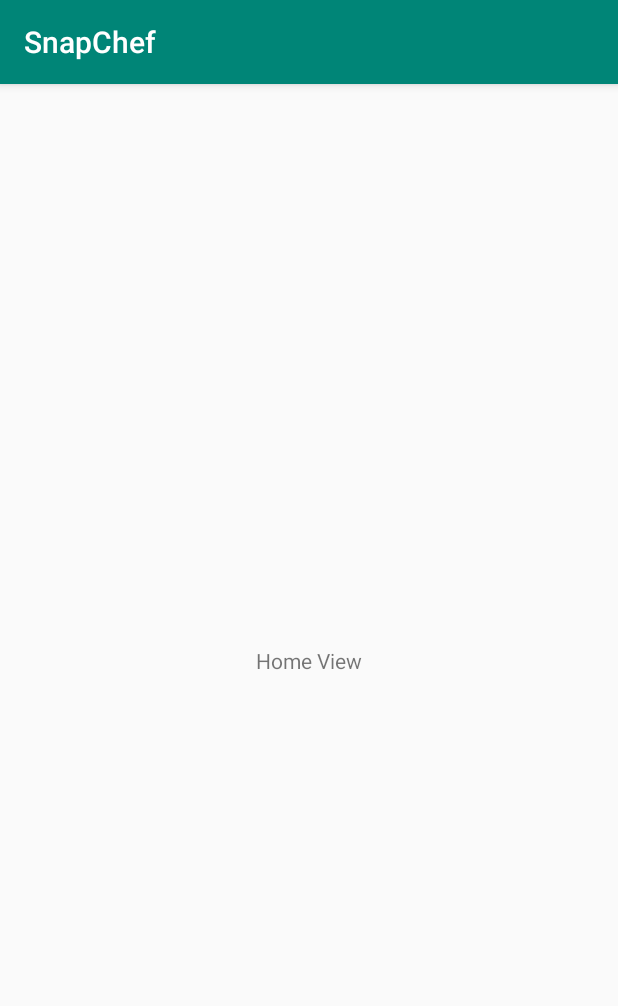
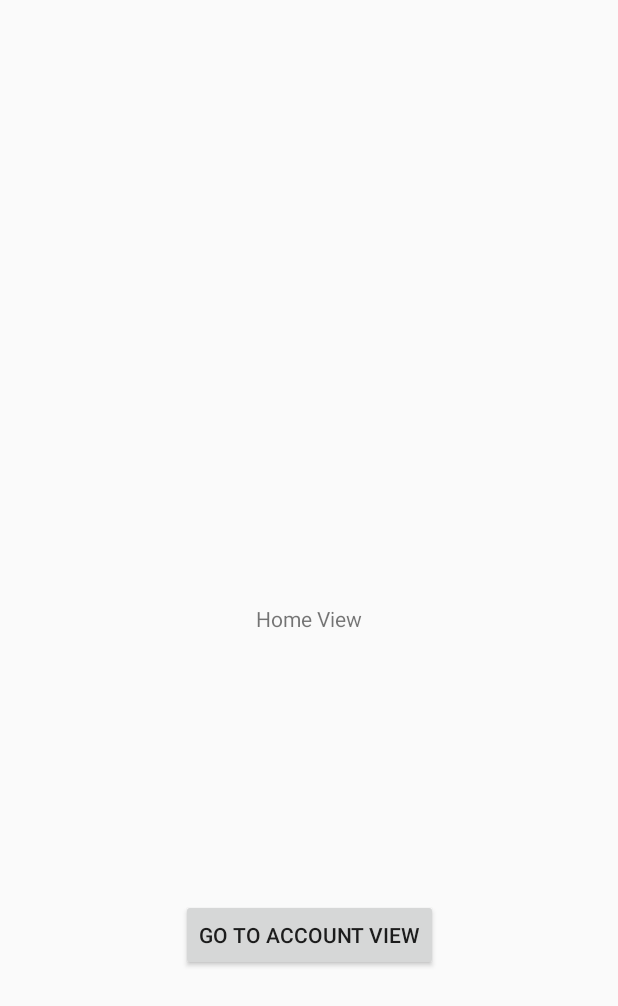
Before and after one commit to CP317-SnapChef/SnapChef, an Android app: the HomeView screen opened directly, with no data from a screen before it, on a phone screen of 412 x 824 dp. Shown: the top 1006 px of the screen. Run offline under Robolectric (Android 15) with nearby library versions, the phone set to English and light mode, and no system bars.

Commit message:
created AccountView activity; do not push to master
-created AccountView
-crashes when going from Home View activity to Account View activity

```diff
--- a/Android/SnapChef/app/build.gradle
+++ b/Android/SnapChef/app/build.gradle
@@ -26,6 +26,9 @@ dependencies {
     implementation 'com.android.support:appcompat-v7:28.0.0'
     implementation 'com.android.support:design:28.0.0'
     implementation 'com.android.support.constraint:constraint-layout:1.1.3'
+    implementation 'de.hdodenhof:circleimageview:2.2.0'
+    implementation 'com.android.support:support-v4:28.0.0'
+    implementation 'com.android.support:cardview-v7:28.0.0'
     testImplementation 'junit:junit:4.12'
     androidTestImplementation 'com.android.support.test:runner:1.0.2'
     androidTestImplementation 'com.android.support.test.espresso:espresso-core:3.0.2'
--- a/Android/SnapChef/app/src/main/java/app/snapchef/com/base/HomeView.java
+++ b/Android/SnapChef/app/src/main/java/app/snapchef/com/base/HomeView.java
@@ -1,8 +1,11 @@
 package app.snapchef.com.base;
 
+import android.content.Intent;
 import android.support.v7.app.AppCompatActivity;
 import android.os.Bundle;
+import android.view.View;
 import android.view.Window;
+import android.widget.Button;
 
 public class HomeView extends AppCompatActivity {
 
@@ -11,5 +14,15 @@ public class HomeView extends AppCompatActivity {
         super.onCreate(savedInstanceState);
         requestWindowFeature(Window.FEATURE_NO_TITLE);
         setContentView(R.layout.activity_home_view);
+
+        Button  goToAccBtn = (Button) findViewById(R.id.goToAccBtn);
+        goToAccBtn.setOnClickListener(new View.OnClickListener() {
+            @Override
+            public void onClick(View view) {
+                //intent to go to account view
+                Intent accountIntent = new Intent(getApplicationContext(), AccountView.class);
+                startActivity(accountIntent);
+            }
+            });
     }
 }
--- /dev/null
+++ b/Android/SnapChef/app/src/main/res/drawable/gradientbackground.xml
@@ -0,0 +1,6 @@
+<?xml version="1.0" encoding="utf-8"?>
+<shape xmlns:android="http://schemas.android.com/apk/res/android">
+<gradient android:angle="45"
+    android:startColor="@color/endOrange"
+    android:endColor="@color/startOrange"/>
+</shape>
--- a/Android/SnapChef/app/src/main/res/layout/activity_home_view.xml
+++ b/Android/SnapChef/app/src/main/res/layout/activity_home_view.xml
@@ -15,4 +15,16 @@
         app:layout_constraintEnd_toEndOf="parent"
         app:layout_constraintStart_toStartOf="parent"
         app:layout_constraintTop_toTopOf="parent" />
+
+    <Button
+        android:id="@+id/goToAccBtn"
+        android:layout_width="wrap_content"
+        android:layout_height="wrap_content"
+        android:layout_marginTop="8dp"
+        android:layout_marginBottom="8dp"
+        android:text="Go to Account View"
+        app:layout_constraintBottom_toBottomOf="parent"
+        app:layout_constraintEnd_toEndOf="parent"
+        app:layout_constraintStart_toStartOf="parent"
+        app:layout_constraintTop_toBottomOf="@+id/homeViewtext" />
 </android.support.constraint.ConstraintLayout>
--- a/Android/SnapChef/app/src/main/res/values/colors.xml
+++ b/Android/SnapChef/app/src/main/res/values/colors.xml
@@ -1,6 +1,9 @@
 <?xml version="1.0" encoding="utf-8"?>
 <resources>
-    <color name="colorPrimary">#008577</color>
-    <color name="colorPrimaryDark">#00574B</color>
+    <color name="colorPrimary">#f4aa42</color>
+    <color name="colorPrimaryDark">#000000</color>
+    <color name="grayLight">#fafafa</color>
+    <color name="startOrange">#ffd699</color>
+    <color name="endOrange">#ff9900</color>
     <color name="colorAccent">#D81B60</color>
 </resources>
--- a/Android/SnapChef/app/src/main/res/values/styles.xml
+++ b/Android/SnapChef/app/src/main/res/values/styles.xml
@@ -1,7 +1,7 @@
 <resources>
 
     <!-- Base application theme. -->
-    <style name="AppTheme" parent="Theme.AppCompat.Light.DarkActionBar">
+    <style name="AppTheme" parent="Theme.AppCompat.Light.NoActionBar">
         <!-- Customize your theme here. -->
         <item name="colorPrimary">@color/colorPrimary</item>
         <item name="colorPrimaryDark">@color/colorPrimaryDark</item>
```
Also changed, not shown: Android/SnapChef/app/src/main/AndroidManifest.xml (+8 -6 lines), Android/SnapChef/app/src/main/java/app/snapchef/com/base/AccountView.java (added, +16 -0 lines), Android/SnapChef/app/src/main/res/drawable/element_outline.xml (added, +18 -0 lines), Android/SnapChef/app/src/main/res/layout/activity_account_view.xml (added, +111 -0 lines), Android/SnapChef/app/src/main/res/values/strings.xml (+13 -0 lines), Android/SnapChef/app/src/main/res/drawable/portrait_ph.png (added).
